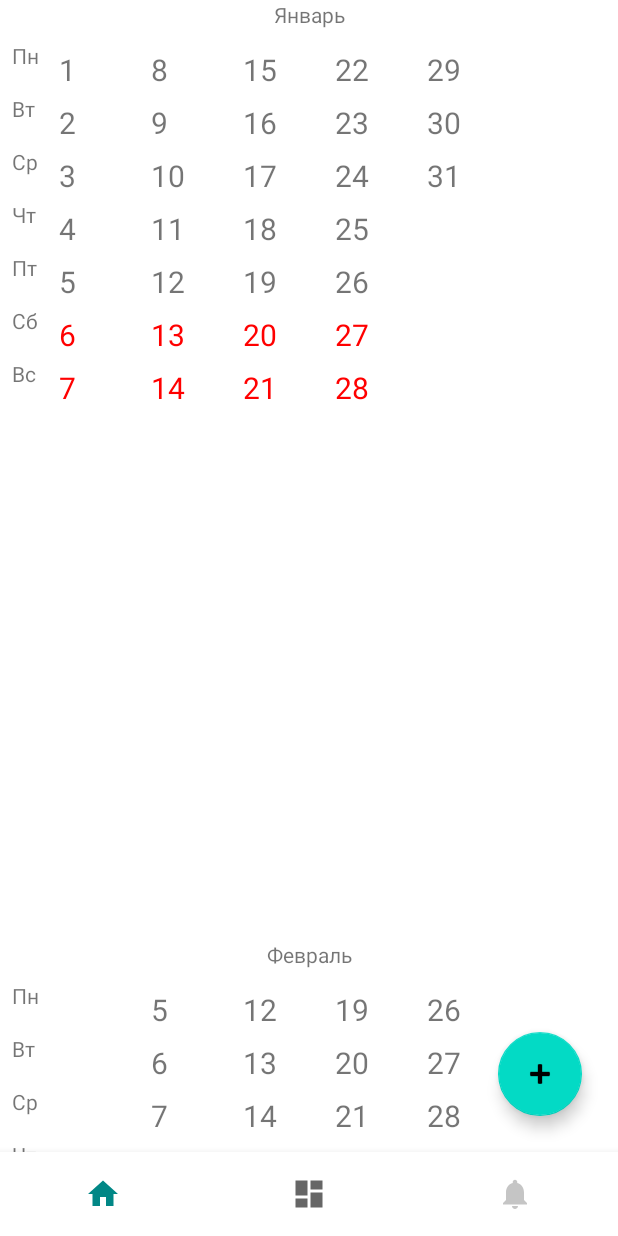
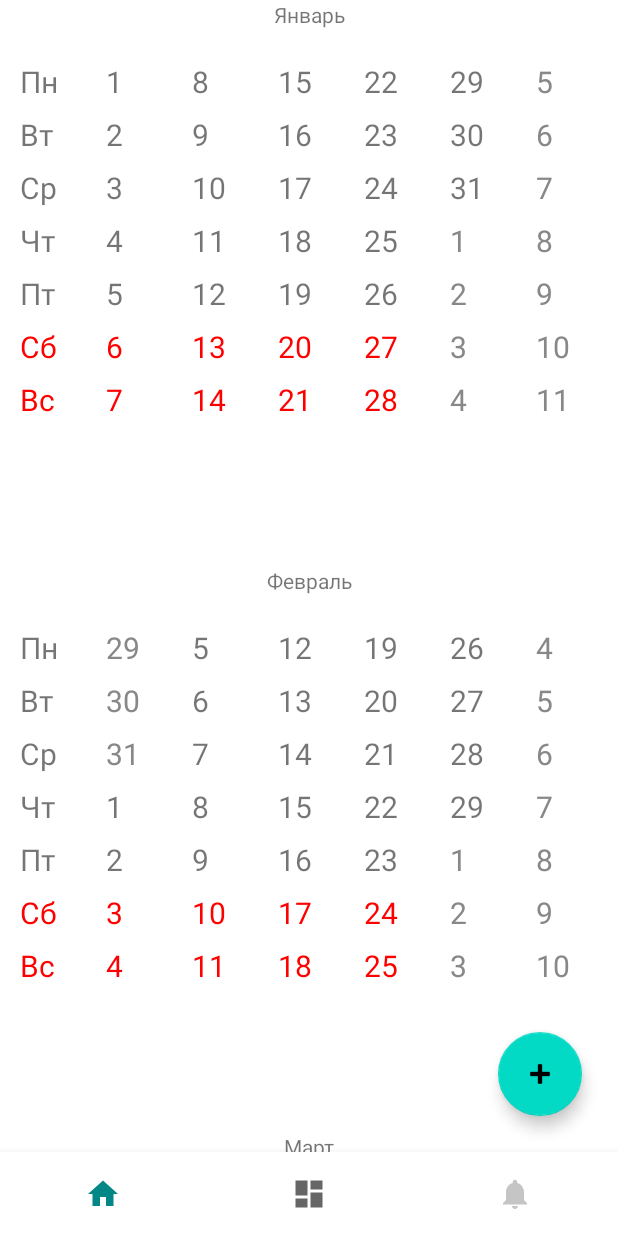
Before and after one commit to AndreyK1105/notePad-android, an Android app: the screen it shows after launch (MainActivity), on a phone screen of 412 x 824 dp. Run offline under Robolectric (Android 15) with nearby library versions, the phone set to English and light mode, and no system bars; our stand-ins replace Room's generated code, navigation-ui.

Commit message:
calendar mod day, weekday, current month

```diff
--- a/app/src/main/java/com/example/mynotepad/ui/home/HomeFragment.kt
+++ b/app/src/main/java/com/example/mynotepad/ui/home/HomeFragment.kt
@@ -17,9 +17,12 @@ import com.example.mynotepad.R
 import com.example.mynotepad.databinding.FragmentHomeBinding
 import com.google.android.material.floatingactionbutton.FloatingActionButton
 import org.koin.androidx.viewmodel.ext.android.viewModel
+import java.text.SimpleDateFormat
 import java.util.Calendar
+import java.util.Date
 
 class HomeFragment : Fragment() {
+
 
     private var _binding: FragmentHomeBinding? = null
 private val homeViewModel by viewModel<HomeViewModel>()
@@ -41,7 +44,7 @@ private val homeViewModel by viewModel<HomeViewModel>()
         _binding = FragmentHomeBinding.inflate(inflater, container, false)
         val root: View = binding.root
 
-        homeViewModel.loadCalendars(1, 2)
+        homeViewModel.loadCalendars(2024, 2025)
         year= homeViewModel.years
        // Log.v("a","homefragment year.size=${year}" )
 //val buttonHome: Button=binding.buttonHome
@@ -135,6 +138,7 @@ class CustomAdapter(private val dataSet:ArrayList <ArrayList<Day>>,private val m
 
 
     }
+
 }
 
 class CustomGridAdapter (
@@ -142,6 +146,16 @@ class CustomGridAdapter (
     private val days: List<Day>,
     private val monthsName: String
 ): BaseAdapter(){
+    private val weekDays=  listOf<String>(
+        context.getString(R.string.mondayShort),
+        context.getString(R.string.tuesdayShort),
+        context.getString(R.string.wednShort),
+        context.getString(R.string.thursdayShort),
+        context.getString(R.string.fridayShort),
+        context.getString(R.string.saturdayShort),
+        context.getString(R.string.sundayShort),
+    )
+
     private var layoutInflater: LayoutInflater? = null
     override fun getCount(): Int {
        return days.size
@@ -170,15 +184,23 @@ class CustomGridAdapter (
         val textItem= convertView!!.findViewById<TextView>(R.id.textView2)
 
         var dayNum=""
-        if (days[position].data != 0){
-            dayNum = days[position].data.toString()
+        if (days[position].dayNum > 0){
+            dayNum = days[position].dayNum.toString()
+            textItem.setText(dayNum)
+        }else{
+            textItem.setText(weekDays[days[position].dayNum+6 ] )
         }
 
-        textItem.setText(dayNum)
+
         if (days[position].isWeekend) textItem.setTextColor(Color.RED)
+        if (!days[position].isCurrentMonth) textItem.setTextColor(Color.GRAY)
+
         convertView.setOnClickListener {
+            val date= Date(days[position].date)
+            val formattedDateAsDigitMonth = SimpleDateFormat("dd/MM/yyyy")
 
-            Log.v("a","homeFragm  positionGrid= $dayNum" )
+
+            Log.v("a","homeFragm  days[position].date= ${formattedDateAsDigitMonth.format(date)}" )
         }
         return convertView
 
--- a/app/src/main/java/com/example/mynotepad/ui/home/HomeViewModel.kt
+++ b/app/src/main/java/com/example/mynotepad/ui/home/HomeViewModel.kt
@@ -5,7 +5,6 @@ import androidx.lifecycle.LiveData
 import androidx.lifecycle.MutableLiveData
 import androidx.lifecycle.ViewModel
 import com.example.domain.models.Day
-import java.sql.Date
 import java.util.Calendar
 
 
@@ -31,18 +30,17 @@ value = model
 
     fun loadCalendars(startYear: Int, endYear: Int){
 
-        val data = Calendar.getInstance()
-
-
+        val date = Calendar.getInstance()
 
         for (year in startYear..endYear){
-            data.set(year,0,1)
+            date.set(year,0,1)
+
             var months= arrayListOf<ArrayList<Day>>()
             for (month in 1..12){
-                data.set(2024,month-1,1)
-                var offsetDay=data.get(Calendar.DAY_OF_WEEK)
-              //  Log.v("home view Model","home view Model data=$data")
-                Log.v("home view Model","home view Model offsetDay=$offsetDay")
+                date.set(year,month-1,1)
+                var offsetDay=date.get(Calendar.DAY_OF_WEEK)
+                var lengthMonth=date.getActualMaximum(Calendar.DAY_OF_MONTH)
+
                 if (offsetDay!=1){
                     offsetDay--
                 }else offsetDay=7
@@ -51,14 +49,32 @@ value = model
               //  var days : ArrayList<Day> = arrayListOf()
                 var days = arrayListOf<Day>()
                 for (str in 1..7){
-                    for(col in 0..5){
-                        var dayNum =(str+col*7)-offsetDay +1
-                        if (dayNum<=0 || dayNum>31)  dayNum=0
+                    var isNewStr=true
+                    for(col in 0..6){
+                        var isCurrentMonth =true
+                        var dayNum=0
+                        var dateMillis=0L
+                        if (isNewStr) {
+                            dayNum = str - 7
+                            isNewStr=false
+                        } else{
+
+                            dayNum =(str+(col-1)*7)-offsetDay +1
+                            date.set(year,month-1,dayNum)
+                            if (dayNum<=0 || dayNum>lengthMonth) {
+                                dayNum = date.get(Calendar.DATE)
+                                isCurrentMonth=false
+                            }
+                             dateMillis=date.timeInMillis
+                        }
+
                         var isWeekend = false
+                        if (str>5) isWeekend=true
 
-                        if (str>5) isWeekend=true
-                        val day= Day(dayNum, isWeekend, 1, "subscr")
+                        //Log.v("home view Model","home view Model dateMillis=$dateMillis")
+                        val day= Day(dayNum,dateMillis, isWeekend, isCurrentMonth, 1 ,  "subscr")
                         days.add (day)
+                        //date.roll(Calendar.DATE,true)
                     }
 
                 }
--- a/app/src/main/res/layout/text_row_item.xml
+++ b/app/src/main/res/layout/text_row_item.xml
@@ -2,7 +2,7 @@
 <androidx.constraintlayout.widget.ConstraintLayout xmlns:android="http://schemas.android.com/apk/res/android"
     xmlns:app="http://schemas.android.com/apk/res-auto"
     xmlns:tools="http://schemas.android.com/tools"
-    android:layout_width="wrap_content"
+    android:layout_width="match_parent"
     android:layout_height="wrap_content">
 
     <TextView
@@ -14,85 +14,16 @@
         app:layout_constraintStart_toStartOf="parent"
         app:layout_constraintTop_toTopOf="parent" />
 
-    <TextView
-        android:id="@+id/textView3"
-        android:layout_width="wrap_content"
-        android:layout_height="wrap_content"
-        android:layout_marginStart="8dp"
-        android:layout_marginTop="8dp"
-        android:text="@string/mondayShort"
-        app:layout_constraintStart_toStartOf="parent"
-        app:layout_constraintTop_toBottomOf="@+id/textViewMonth" />
-
-    <TextView
-        android:id="@+id/textView4"
-        android:layout_width="wrap_content"
-        android:layout_height="wrap_content"
-        android:layout_marginStart="8dp"
-        android:layout_marginTop="16dp"
-        android:text="@string/thusdayShort"
-        app:layout_constraintStart_toStartOf="parent"
-        app:layout_constraintTop_toBottomOf="@+id/textView3" />
-
-    <TextView
-        android:id="@+id/textView5"
-        android:layout_width="wrap_content"
-        android:layout_height="wrap_content"
-        android:layout_marginStart="8dp"
-        android:layout_marginTop="16dp"
-        android:text="@string/wednShort"
-        app:layout_constraintStart_toStartOf="parent"
-        app:layout_constraintTop_toBottomOf="@+id/textView4" />
-
-    <TextView
-        android:id="@+id/textView6"
-        android:layout_width="wrap_content"
-        android:layout_height="wrap_content"
-        android:layout_marginStart="8dp"
-        android:layout_marginTop="16dp"
-        android:text="@string/thusdShort"
-        app:layout_constraintStart_toStartOf="parent"
-        app:layout_constraintTop_toBottomOf="@+id/textView5" />
-
-    <TextView
-        android:id="@+id/textView7"
-        android:layout_width="wrap_content"
-        android:layout_height="wrap_content"
-        android:layout_marginStart="8dp"
-        android:layout_marginTop="16dp"
-        android:text="@string/fridayShort"
-        app:layout_constraintStart_toStartOf="parent"
-        app:layout_constraintTop_toBottomOf="@+id/textView6" />
-
-    <TextView
-        android:id="@+id/textView8"
-        android:layout_width="wrap_content"
-        android:layout_height="wrap_content"
-        android:layout_marginStart="8dp"
-        android:layout_marginTop="16dp"
-        android:text="@string/saturdayShort"
-        app:layout_constraintStart_toStartOf="parent"
-        app:layout_constraintTop_toBottomOf="@+id/textView7" />
-
-    <TextView
-        android:id="@+id/textView9"
-        android:layout_width="wrap_content"
-        android:layout_height="wrap_content"
-        android:layout_marginStart="8dp"
-        android:layout_marginTop="16dp"
-        android:text="@string/sundayShort"
-        app:layout_constraintStart_toStartOf="parent"
-        app:layout_constraintTop_toBottomOf="@+id/textView8" />
-
     <GridView
         android:id="@+id/gridView"
         style="@android:style/Widget.GridView"
-        android:layout_width="380dp"
-        android:layout_height="607dp"
+        android:layout_width="wrap_content"
+        android:layout_height="350dp"
         android:layout_marginStart="8dp"
-        android:numColumns="6"
+        android:layout_marginTop="8dp"
+        android:numColumns="7"
         android:orientation="horizontal"
-        app:layout_constraintStart_toEndOf="@+id/textView3"
+        app:layout_constraintStart_toStartOf="parent"
         app:layout_constraintTop_toBottomOf="@+id/textViewMonth">
 
     </GridView>
--- a/app/src/main/res/values/strings.xml
+++ b/app/src/main/res/values/strings.xml
@@ -12,9 +12,9 @@
     <string name="sizeSquare">SizeSquare</string>
     <string name="sizeGap">SizeGap</string>
     <string name="mondayShort">Пн</string>
-    <string name="thusdayShort">Вт</string>
+    <string name="tuesdayShort">Вт</string>
     <string name="wednShort">Ср</string>
-    <string name="thusdShort">Чт</string>
+    <string name="thursdayShort">Чт</string>
     <string name="fridayShort">Пт</string>
     <string name="saturdayShort">Сб</string>
     <string name="sundayShort">Вс</string>
--- a/domain/src/main/java/com/example/domain/models/Day.kt
+++ b/domain/src/main/java/com/example/domain/models/Day.kt
@@ -1,8 +1,10 @@
 package com.example.domain.models
 
 data class Day(
-    val data: Int,
+    val dayNum: Int,
+    val date: Long,
     val isWeekend: Boolean,
+    val isCurrentMonth: Boolean,
     val id: Int,
     val subscribe: String
 
```
